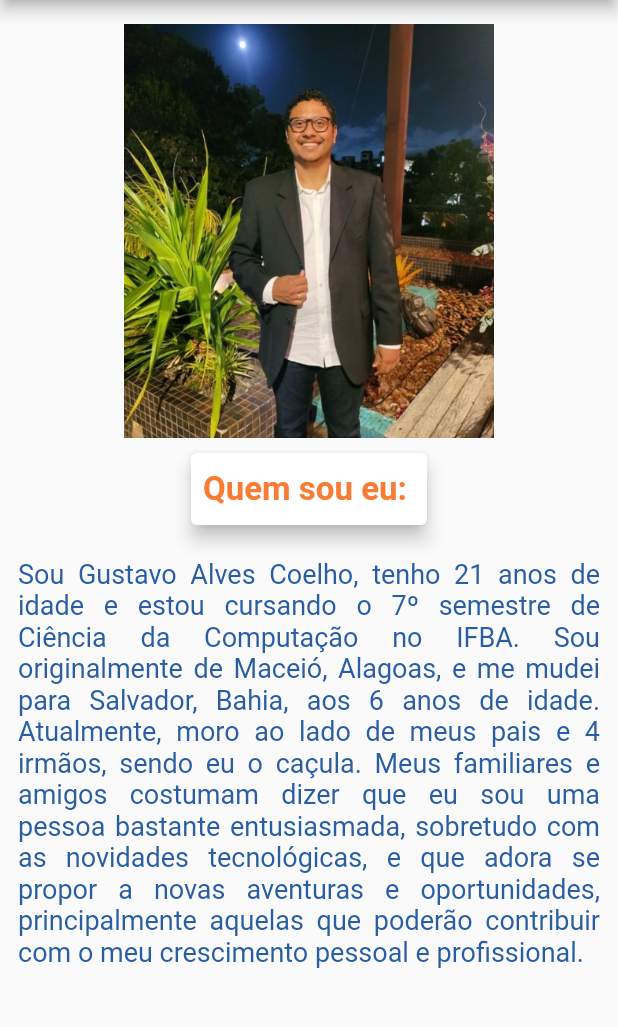
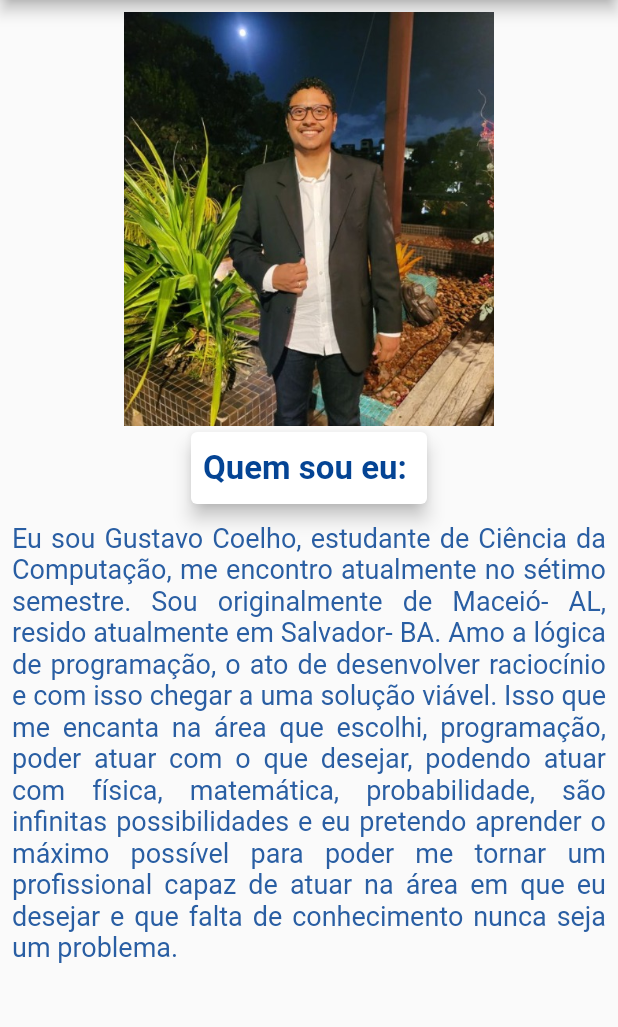
Before and after one commit to guga-coelho/App-Mobile-Apresentacao, a Flutter app: the screen it shows after launch, on a phone screen of 412 x 824 dp, the part 84-1111 px from its top. Run offline on Flutter 3.47's test engine with Material 2 defaults, Android fonts, the phone set to English and light mode, and no system bars.

Commit message:
Alterações

```diff
--- a/apresentacao/lib/home.dart
+++ b/apresentacao/lib/home.dart
@@ -13,25 +13,22 @@ class _HomeState extends State<Home> {
   Widget build(BuildContext context) {
     return Scaffold(
         appBar: AppBar(
-          title: Text('Dinâmica'),
+          title: const Text('Dinâmica'),
           backgroundColor: const Color.fromRGBO(248, 124, 52, 1),
         ),
         body: SingleChildScrollView(
           child: Center(
             child: Column(
               children: [
-                Padding(padding: EdgeInsets.all(8)),
+                const Padding(padding: EdgeInsets.all(4)),
                 SizedBox(
                     width: MediaQuery.of(context).size.width * 0.6,
                     child: Image.asset('eu.jpeg')),
-                Padding(
-                  padding: EdgeInsets.all(6),
-                  child: button(context),
-                ),
-                Padding(
-                  padding: EdgeInsets.all(12),
+                button(context),
+                const Padding(
+                  padding: EdgeInsets.all(8),
                   child: Text(
-                    "Sou Gustavo Alves Coelho, tenho 21 anos de idade e estou cursando o 7º semestre de Ciência da Computação no IFBA. Sou originalmente de Maceió, Alagoas, e me mudei para Salvador, Bahia, aos 6 anos de idade. Atualmente, moro ao lado de meus pais e 4 irmãos, sendo eu o caçula. Meus familiares e amigos costumam dizer que eu sou uma pessoa bastante entusiasmada, sobretudo com as novidades tecnológicas, e que adora se propor a novas aventuras e oportunidades, principalmente aquelas que poderão contribuir com o meu crescimento pessoal e profissional.\n",
+                    "Eu sou Gustavo Coelho, estudante de Ciência da Computação, me encontro atualmente no sétimo semestre. Sou originalmente de Maceió- AL, resido atualmente em Salvador- BA. Amo a lógica de programação, o ato de desenvolver raciocínio e com isso chegar a uma solução viável. Isso que me encanta na área que escolhi, programação, poder atuar com o que desejar, podendo atuar com física, matemática, probabilidade, são infinitas possibilidades e eu pretendo aprender o máximo possível para poder me tornar um profissional capaz de atuar na área em que eu desejar e que falta de conhecimento nunca seja um problema.\n",
                     style: TextStyle(
                         fontSize: 18, color: Color.fromRGBO(41, 94, 163, 1)),
                     textAlign: TextAlign.justify,
@@ -53,7 +50,7 @@ Card button(BuildContext context) {
         style: TextStyle(
             fontSize: 22,
             fontWeight: FontWeight.bold,
-            color: Color.fromRGBO(248, 124, 52, 1)),
+            color: Color.fromRGBO(4, 68, 148, 1)),
       ),
       onPressed: () {
         Navigator.push(
--- a/apresentacao/lib/inside.dart
+++ b/apresentacao/lib/inside.dart
@@ -20,16 +20,16 @@ class _InsideState extends State<Inside> {
           children: [
             Container(height: 300, child: Image.asset('logo.jpeg')),
             textCard(context, "No que eu acredito?", "No que eu acredito: ",
-                "Por ser uma pessoa positiva e alto astral, eu acredito bastante na vida e nas coisas boas que ela tem a oferecer. Em razão disso, eu acredito que todas as oportunidades merecem ser experimentadas, de maneira intensa, para que se possa extrair o máximo de conhecimento e aprendizado delas e, com isso, crescer pessoalmente e profissionalmente. Logo, não existe experiência que não mereça ser vivida, ou, pelo menos, tentada, isso porque eu acredito que sempre há coisas positivas para serem apreciadas e internalizadas. "),
+                "Eu acredito que cada um faz sua parte no mundo sem esperar nada de ninguém. Se eu faço algo eu faço por mim, para o meu desenvolvimento, e se meu próximo não fizer, tudo bem, não vou me aborrecer, irei dialogar e tentar entender o lado dele. É muito fácil culpar os outros por um erro seu, com isso, se eu erro, eu me responsabilizo e faço o máximo possível para não repetir esse erro. Sempre tentando evoluir, aprender, me desenvolver, tanto na área profissional quanto na interpessoal."),
             textCard(context, "Qual a minha aspiração?", "A minha aspiração: ",
-                "A minha principal aspiração é ser um desenvolvedor bem sucedido, com conhecimento vasto na minha área de atuação, assim como competente nos trabalhos os quais me proponho a realizar. Assim, quero ser um profissional capaz de, através das minhas habilidades e experiências, transformar positivamente o mundo, trazendo projetos, tecnologias e códigos revolucionários, isto é, trazer instrumentos úteis e aptos a facilitar o cotidiano da sociedade, de forma efetiva."),
+                "Uma das minhas aspirações é poder me tornar um profissional com capacidade de sempre melhorar, nunca me acomodar e sempre procurar o melhor caminho para os piores problemas. Mesmo sabendo que isso é difícil, eu não me dou por derrotado, e sempre vou correr atrás dos meus objetivos."),
             textCard(context, "Qual o meu proposito?", "O meu proposito: ",
-                "Para responder a essa pergunta, é necessário fazer uma análise sob dois pontos de vista: pessoal e profissional.\n\n Do ponto de vista pessoal, eu quero ser sempre uma pessoa compreensiva, organizada, proativa, e com vontade de aprender cada vez mais, através do autoconhecimento. Assim, pretendo melhorar como ser humano, tendo em vista que isso certamente influenciará em outros aspectos da vida, inclusive no profissional. Pretendo, também, aprimorar minha criatividade, senso crítico e olhar de mundo, características tão necessárias para ser um ser humano íntegro e sensível às causas do mundo.\n\n No tocante ao aspecto profissional, meu propósito está bastante relacionado à qualidade e competência, princípios esses que servirão como norte na minha atuação profissional. Logo, pretendo ser um profissional preparado, hábil e capacitado, a fim de melhorar ainda mais o desempenho da atividade da empresa na qual eu represento e, com isso, alcançar melhores resultados práticos. Além disso, planejo, também, ser um profissional humano e sensível com questões humanas, de modo a contribuir no trabalho em equipe de forma positiva."),
+                "O meu propósito é me tornar um programador eficiente, fazer parte de uma comunidade, de uma empresa que me acolha e incentive sempre o meu melhor lado. Desenvolvendo códigos bens estruturados, ágeis, eficientes e que cumpram além do esperado. Sendo esse meu propósito profissional, já no âmbito pessoal, é poder fazer parte de uma família, e ter a relação que eu tenho hoje, com meus pais e meus 4 irmãos, com harmonia e muito amor."),
             textCard(
                 context,
                 "Como estou buscando meu proposito e aspiração através dessa oportunidade?",
                 "Essa oportunidade para mim é: ",
-                "Essa oportunidade de estágio é ideal para que eu possa alcançar meus objetivos acadêmicos e profissionais, pois oferecerá as ferramentas adequadas, bem como os meios necessários, para que eu possa aperfeiçoar e pôr em prática todo o conhecimento técnico adquirido na faculdade até o presente momento. Além disso, essa será uma ótima forma de conhecer a fundo o cotidiano da profissão, de modo que irei desenvolver habilidades suficientes para resolver, de maneira definitiva, célere e estratégica, qualquer problema que venha a surgir em decorrência do ofício."),
+                "Através dessa oportunidade eu enxergo a possibilidade de realizar quase por completo meu propósito e aspiração, vejo que essa oportunidade pode ser o meio no qual eu irei me tornar um profissional melhor, começando como estagiário remoto e logo em seguida me tornando um desenvolvedor. Encontrando meu lugar nessa comunidade que parece ser tão especial e única, trabalhando com tecnologias diversas, me desenvolvendo como desejo, colaborando como posso, sempre olhando para frente, e nunca desanimando."),
           ],
         ),
       ),
--- a/apresentacao/lib/main.dart
+++ b/apresentacao/lib/main.dart
@@ -3,6 +3,7 @@ import 'package:apresentacao/home.dart';
 
 void main() {
   return runApp(MaterialApp(
+    debugShowCheckedModeBanner: false,
     home: Home(),
   ));
 }
```
